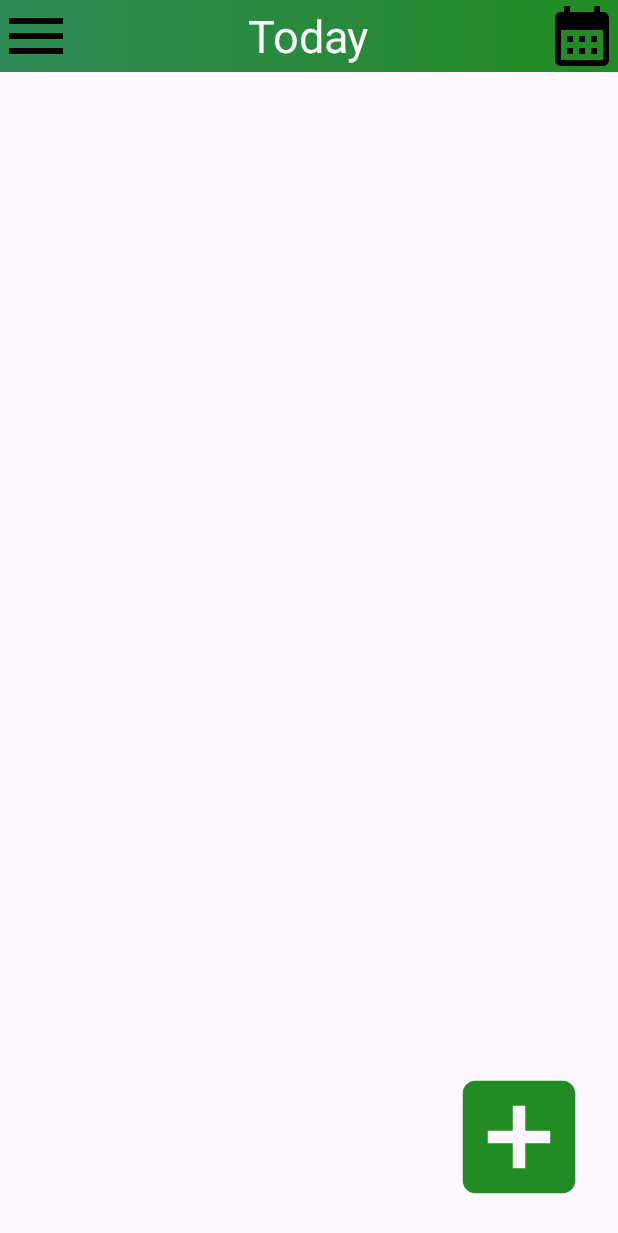
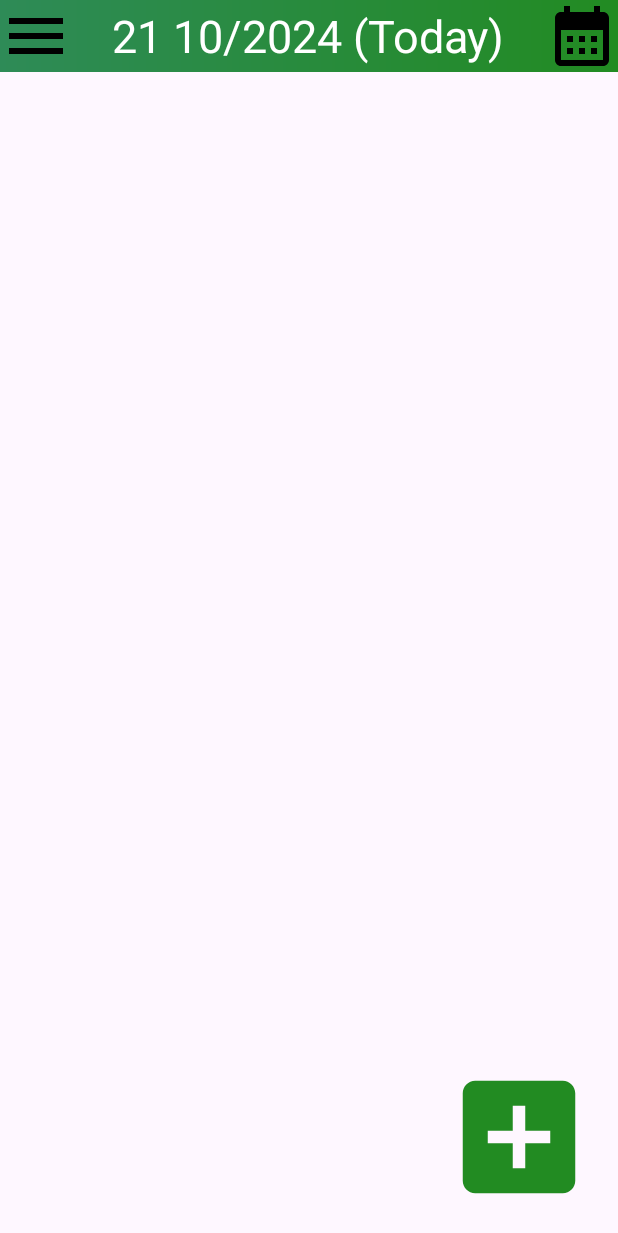
Before and after one commit to ArtyukovNikita/Workaut_helper_app, an Android app: the screen it shows after launch (MainActivity), on a phone screen of 412 x 824 dp. Shown: the top 1233 px of the screen. Run offline under Robolectric (Android 15) with nearby library versions, the phone set to English and light mode, and no system bars.

```diff
--- a/app/src/main/java/com/example/workauthelper/MainActivity.java
+++ b/app/src/main/java/com/example/workauthelper/MainActivity.java
@@ -38,11 +38,18 @@ public class MainActivity extends AppCompatActivity {
     private View calendarLayout;
     private boolean isCalendarVisible = false;
     private Calendar currentCalendar;
+    private TextView headerTextView; // Добавьте эту строку
 
     @Override
     protected void onCreate(Bundle savedInstanceState) {
         super.onCreate(savedInstanceState);
         setContentView(R.layout.activity_main);
+
+        // Инициализация TextView заголовка
+        headerTextView = findViewById(R.id.hello_world); // Измените эту строку на ID вашего TextView
+        // Устанавливаем текущую дату в заголовке
+        updateHeaderWithCurrentDate();
+
 
         // Инициализация текущего календаря
         currentCalendar = Calendar.getInstance();
@@ -63,6 +70,7 @@ public class MainActivity extends AppCompatActivity {
                 drawerLayout.openDrawer(GravityCompat.START);
             }
         });
+
 
         // Установка отступов для шапки
         ViewCompat.setOnApplyWindowInsetsListener(findViewById(R.id.header), (v, insets) -> {
@@ -136,6 +144,14 @@ public class MainActivity extends AppCompatActivity {
 
         // Настройка календаря
         setupCalendar();
+
+    }
+
+    private void updateHeaderWithCurrentDate() {
+        Calendar calendar = Calendar.getInstance();
+        SimpleDateFormat sdf = new SimpleDateFormat("dd MM/yyyy", Locale.getDefault());
+        String currentDate = sdf.format(calendar.getTime());
+        headerTextView.setText(currentDate + " (Today)"); // Добавляем "(Today)" к текущей дате
     }
 
 
@@ -190,22 +206,19 @@ public class MainActivity extends AppCompatActivity {
         currentCalendar.set(Calendar.DAY_OF_MONTH, 1); // Устанавливаем первый день месяца
 
         // Получаем день недели первого дня месяца
-        int firstDayOfWeek = currentCalendar.get(Calendar.DAY_OF_WEEK); // 1 = Воскресенье, 7 = Суббота
+        int firstDayOfWeek = currentCalendar.get(Calendar.DAY_OF_WEEK);
 
-        // Заполнение сетки пустыми кнопками до первого дня месяца
+        // Заполняем сетку пустыми кнопками до первого дня месяца
         for (int i = 1; i < firstDayOfWeek; i++) {
             Button emptyButton = new Button(this);
             emptyButton.setEnabled(false);
             GridLayout.LayoutParams params = new GridLayout.LayoutParams(
-                    GridLayout.spec(0), // Первая строка
-                    GridLayout.spec(i - 1) // Столбец
-            );
-            params.width = 80; // Фиксированная ширина кнопки в dp
-            params.height = GridLayout.LayoutParams.WRAP_CONTENT; // Высота по содержимому
-            params.setMargins(1, 1, 1, 1); // Отступы между кнопками
-
+                    GridLayout.spec(0), GridLayout.spec(i - 1));
+            params.width = 80;
+            params.height = GridLayout.LayoutParams.WRAP_CONTENT;
+            params.setMargins(1, 1, 1, 1);
             emptyButton.setLayoutParams(params);
-            emptyButton.setVisibility(View.INVISIBLE); // Скрываем кнопку
+            emptyButton.setVisibility(View.INVISIBLE);
             calendarGrid.addView(emptyButton);
         }
 
@@ -219,24 +232,21 @@ public class MainActivity extends AppCompatActivity {
             int row = (day + firstDayOfWeek - 2) / 7; // Установка строки
             int col = (day + firstDayOfWeek - 2) % 7; // Установка столбца
 
-            // Убедитесь, что вы не превышаете количество строк
             if (row >= 6) {
                 break; // Если уже 6 строк, выходим из цикла
             }
 
             GridLayout.LayoutParams params = new GridLayout.LayoutParams(
-                    GridLayout.spec(row), // Установка строки
-                    GridLayout.spec(col)  // Установка столбца
-            );
-
-            params.width = 80; // Фиксированная ширина кнопки в dp
-            params.height = GridLayout.LayoutParams.WRAP_CONTENT; // Высота по содержимому
-            params.setMargins(1, 1, 1, 1); // Отступы между кнопками
-
+                    GridLayout.spec(row), GridLayout.spec(col));
+            params.width = 80;
+            params.height = GridLayout.LayoutParams.WRAP_CONTENT;
+            params.setMargins(1, 1, 1, 1);
             dayButton.setLayoutParams(params);
             dayButton.setOnClickListener(v -> {
-                // Обработка нажатия на день
-                Toast.makeText(this, "Выбран день: " + dayOfMonth + " " + (currentCalendar.get(Calendar.MONTH) + 1) + "/" + currentCalendar.get(Calendar.YEAR), Toast.LENGTH_SHORT).show();
+                // Обработка нажатия на кнопку дня
+                String selectedDate = dayOfMonth + " " + (currentCalendar.get(Calendar.MONTH) + 1) + "/" + currentCalendar.get(Calendar.YEAR);
+                headerTextView.setText(selectedDate); // Обновляем заголовок с выбранной датой
+                Toast.makeText(this, "Выбран день: " + selectedDate, Toast.LENGTH_SHORT).show();
             });
 
             calendarGrid.addView(dayButton); // Добавляем кнопку дня в сетку
--- a/app/src/main/res/layout/calendar_layout.xml
+++ b/app/src/main/res/layout/calendar_layout.xml
@@ -42,7 +42,7 @@
     <GridLayout
         android:id="@+id/calendar_grid"
         android:layout_width="300dp"
-        android:layout_height="wrap_content"
+        android:layout_height="300dp"
         android:columnCount="7"
         android:rowCount="6"
         android:layout_margin="16dp"
--- a/app/src/main/res/values/strings.xml
+++ b/app/src/main/res/values/strings.xml
@@ -7,5 +7,7 @@
     <string name="navigation_drawer_close">Закрыть меню</string>
     <string name="previous_month">Предыдущий месяц</string>
     <string name="next_month">Следующий месяц</string>
+    <string name="edit_ex">Редактировать</string>
+    <string name="delete_ex">Удалить</string>
 
 </resources>
```
Also changed, not shown: app/src/main/java/com/example/workauthelper/ExerciseAdapter.java (+38 -3 lines), app/src/main/res/menu/exercise_popup_menu.xml (+4 -4 lines).
